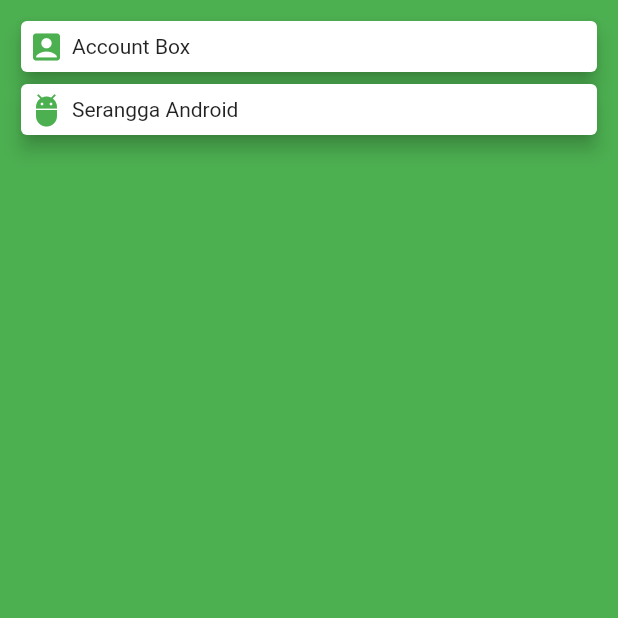
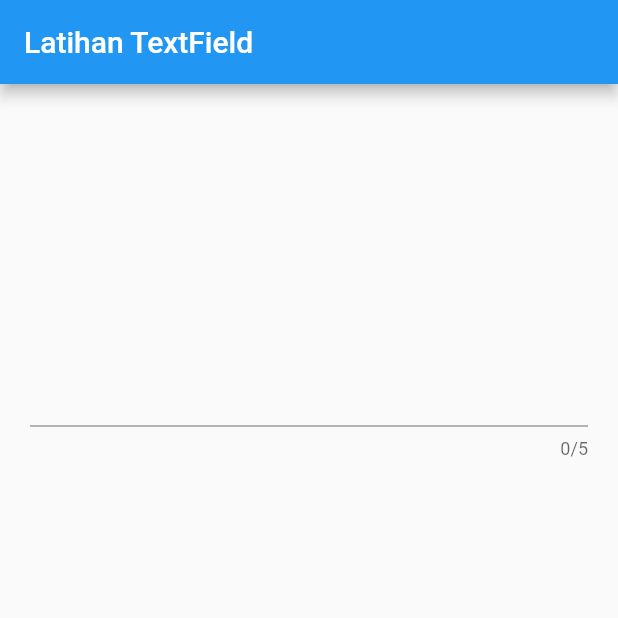
Before and after one commit to rivaldofez/flutter_learnerd, a Flutter app: the screen it shows after launch, on a phone screen of 412 x 824 dp, the top half of it. Run offline on Flutter 3.47's test engine with Material 2 defaults, Android fonts, the phone set to English and light mode, and no system bars.

Commit message:
using textfield

```diff
--- a/lib/main.dart
+++ b/lib/main.dart
@@ -2,36 +2,41 @@ import 'package:flutter/material.dart';
 
 void main() => runApp(MyApp());
 
-class MyApp extends StatelessWidget {
+class MyApp extends StatefulWidget {
+  @override
+  _MyAppState createState() => _MyAppState();
+}
+
+class _MyAppState extends State<MyApp> {
+  TextEditingController controller = TextEditingController();
+
   @override
   Widget build(BuildContext context) {
     return MaterialApp(
       home: Scaffold(
-        backgroundColor: Colors.green,
+        appBar: AppBar(
+          title: Text("Latihan TextField"),
+        ),
         body: Container(
-          margin: EdgeInsets.all(10),
-          child: ListView(
+          margin: EdgeInsets.all(20),
+          child: Column(
+            mainAxisAlignment: MainAxisAlignment.spaceAround,
             children: [
-              buildCard(Icons.account_box,"Account Box"),
-              buildCard(Icons.adb, "Serangga Android"),
+              TextField(
+                maxLength: 5,
+                obscureText: true,
+                onChanged: (value){
+                  setState(() {
+
+                  });
+                },
+                controller: controller,
+              ),
+              Text(controller.text),
             ],
           ),
         ),
       ),
     );
   }
-
-  Card buildCard(IconData iconData, String text) {
-    return Card(
-              elevation: 5,
-              child: Row(
-                children: [
-                  Container(
-                      margin: EdgeInsets.all(5),
-                      child: Icon(iconData, color: Colors.green,)),
-                  Text(text),
-                ],
-              ),
-            );
-  }
 }
```
